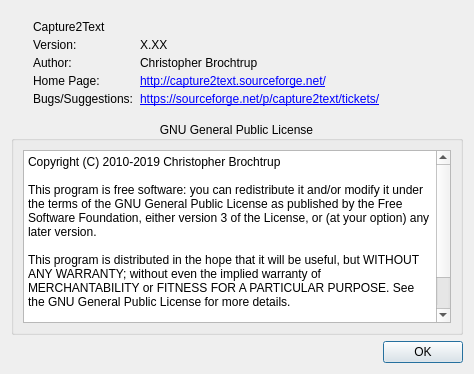
cyj98/capture2text, file AboutDialog.ui: the form before one commit.
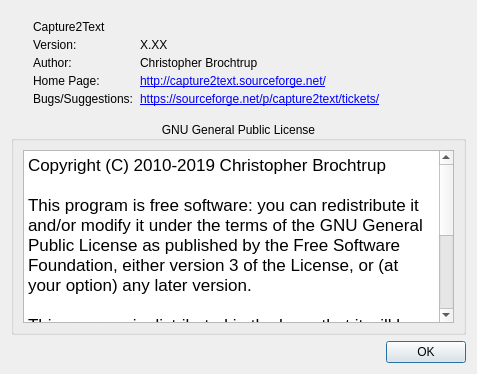
The form after the commit. Icons and pictures are not drawn.

The edit to the form file:
```diff
--- a/AboutDialog.ui
+++ b/AboutDialog.ui
@@ -6,7 +6,7 @@
    <rect>
     <x>0</x>
     <y>0</y>
-    <width>474</width>
+    <width>477</width>
     <height>374</height>
    </rect>
   </property>
@@ -110,18 +110,19 @@
      </property>
      <layout class="QGridLayout" name="gridLayout">
       <item row="0" column="0">
-       <widget class="QPlainTextEdit" name="plainTextEdit">
-        <property name="readOnly">
-         <bool>true</bool>
-        </property>
-        <property name="plainText">
-         <string>Copyright (C) 2010-2019 Christopher Brochtrup
-
-This program is free software: you can redistribute it and/or modify it under the terms of the GNU General Public License as published by the Free Software Foundation, either version 3 of the License, or (at your option) any later version.
-
-This program is distributed in the hope that it will be useful, but WITHOUT ANY WARRANTY; without even the implied warranty of MERCHANTABILITY or FITNESS FOR A PARTICULAR PURPOSE. See the GNU General Public License for more details.
-
-You should have received a copy of the GNU General Public License along with this program. If not, see &lt;http://www.gnu.org/licenses/&gt;.</string>
+       <widget class="QTextBrowser" name="textBrowser">
+        <property name="html">
+         <string>&lt;!DOCTYPE HTML PUBLIC &quot;-//W3C//DTD HTML 4.0//EN&quot; &quot;http://www.w3.org/TR/REC-html40/strict.dtd&quot;&gt;
+&lt;html&gt;&lt;head&gt;&lt;meta name=&quot;qrichtext&quot; content=&quot;1&quot; /&gt;&lt;style type=&quot;text/css&quot;&gt;
+p, li { white-space: pre-wrap; }
+&lt;/style&gt;&lt;/head&gt;&lt;body style=&quot; font-family:'.AppleSystemUIFont'; font-size:13pt; font-weight:400; font-style:normal;&quot;&gt;
+&lt;p style=&quot; margin-top:0px; margin-bottom:0px; margin-left:0px; margin-right:0px; -qt-block-indent:0; text-indent:0px;&quot;&gt;&lt;span style=&quot; font-family:'.AppleSystemUIFont';&quot;&gt;Copyright (C) 2010-2019 Christopher Brochtrup&lt;/span&gt;&lt;/p&gt;
+&lt;p style=&quot;-qt-paragraph-type:empty; margin-top:0px; margin-bottom:0px; margin-left:0px; margin-right:0px; -qt-block-indent:0; text-indent:0px; font-family:'.AppleSystemUIFont';&quot;&gt;&lt;br /&gt;&lt;/p&gt;
+&lt;p style=&quot; margin-top:0px; margin-bottom:0px; margin-left:0px; margin-right:0px; -qt-block-indent:0; text-indent:0px;&quot;&gt;&lt;span style=&quot; font-family:'.AppleSystemUIFont';&quot;&gt;This program is free software: you can redistribute it and/or modify it under the terms of the GNU General Public License as published by the Free Software Foundation, either version 3 of the License, or (at your option) any later version.&lt;/span&gt;&lt;/p&gt;
+&lt;p style=&quot;-qt-paragraph-type:empty; margin-top:0px; margin-bottom:0px; margin-left:0px; margin-right:0px; -qt-block-indent:0; text-indent:0px; font-family:'.AppleSystemUIFont';&quot;&gt;&lt;br /&gt;&lt;/p&gt;
+&lt;p style=&quot; margin-top:0px; margin-bottom:0px; margin-left:0px; margin-right:0px; -qt-block-indent:0; text-indent:0px;&quot;&gt;&lt;span style=&quot; font-family:'.AppleSystemUIFont';&quot;&gt;This program is distributed in the hope that it will be useful, but WITHOUT ANY WARRANTY; without even the implied warranty of MERCHANTABILITY or FITNESS FOR A PARTICULAR PURPOSE. See the GNU General Public License for more details.&lt;/span&gt;&lt;/p&gt;
+&lt;p style=&quot;-qt-paragraph-type:empty; margin-top:0px; margin-bottom:0px; margin-left:0px; margin-right:0px; -qt-block-indent:0; text-indent:0px; font-family:'.AppleSystemUIFont';&quot;&gt;&lt;br /&gt;&lt;/p&gt;
+&lt;p style=&quot; margin-top:0px; margin-bottom:0px; margin-left:0px; margin-right:0px; -qt-block-indent:0; text-indent:0px;&quot;&gt;&lt;span style=&quot; font-family:'.AppleSystemUIFont';&quot;&gt;You should have received a copy of the GNU General Public License along with this program. If not, see &amp;lt;http://www.gnu.org/licenses/&amp;gt;.&lt;/span&gt;&lt;/p&gt;&lt;/body&gt;&lt;/html&gt;</string>
         </property>
        </widget>
       </item>
```
